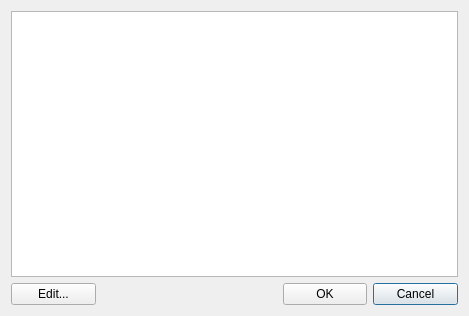
Before: the Qt Designer form src/gui/symbolsdlg.ui in NeoProgramming/NeoPad, drawn with Qt 5.
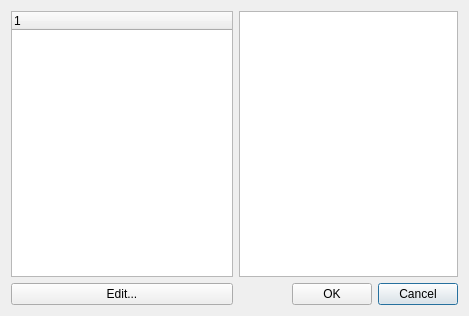
After: the same form once the commit is applied.

Commit message: symbols table

```diff
--- a/src/gui/symbolsdlg.ui
+++ b/src/gui/symbolsdlg.ui
@@ -21,13 +21,6 @@
      </property>
     </widget>
    </item>
-   <item row="0" column="0" colspan="5">
-    <widget class="QListWidget" name="listSnippets">
-     <property name="sortingEnabled">
-      <bool>true</bool>
-     </property>
-    </widget>
-   </item>
    <item row="1" column="0">
     <widget class="QPushButton" name="pushEdit">
      <property name="text">
@@ -42,6 +35,21 @@
      </property>
     </widget>
    </item>
+   <item row="0" column="2" colspan="3">
+    <widget class="QTableWidget" name="tableSymbols"/>
+   </item>
+   <item row="0" column="0">
+    <widget class="QTreeWidget" name="treeGroups">
+     <property name="rootIsDecorated">
+      <bool>true</bool>
+     </property>
+     <column>
+      <property name="text">
+       <string notr="true">1</string>
+      </property>
+     </column>
+    </widget>
+   </item>
   </layout>
  </widget>
  <layoutdefault spacing="6" margin="11"/>
```
The commit also changes 12 other files.
